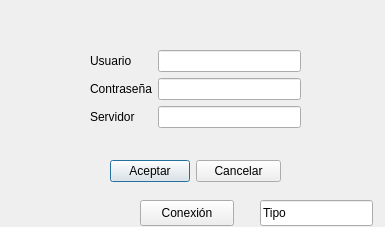
Before: the Qt Designer form iniciarsesion.ui in jorge-luis-dev/Arenita, drawn with Qt 5.
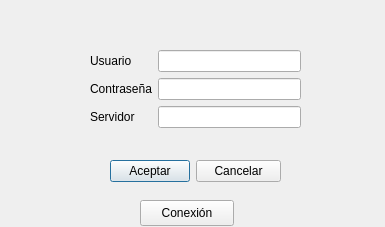
After: the same form once the commit is applied.

Diff of the .ui file:
```diff
--- a/iniciarsesion.ui
+++ b/iniciarsesion.ui
@@ -108,19 +108,6 @@
     <string>Conexión</string>
    </property>
   </widget>
-  <widget class="QLineEdit" name="txtTipo">
-   <property name="geometry">
-    <rect>
-     <x>260</x>
-     <y>200</y>
-     <width>113</width>
-     <height>26</height>
-    </rect>
-   </property>
-   <property name="text">
-    <string>Tipo</string>
-   </property>
-  </widget>
  </widget>
  <resources/>
  <connections>
```
